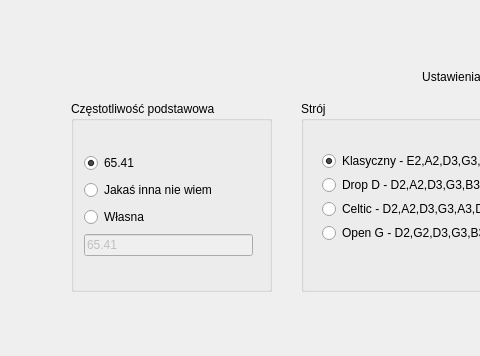
The window that mainwindow.ui (december0123/dzwiekspert) describes before a commit, drawn with Qt 5; both pictures show x 0 to 480 and y 0 to 356 of the 959 by 650 pixel window.
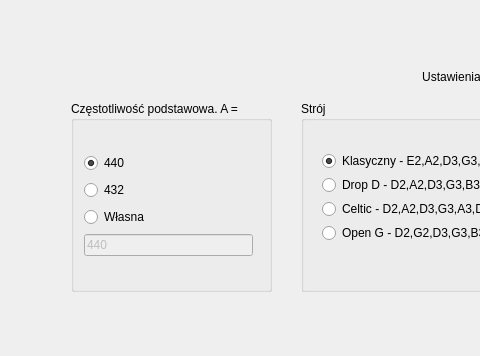
The same window after the commit. The open tabs and pages were chosen to show the change.

Commit message: Configurable tuning

The edit to the form file:
```diff
--- a/mainwindow.ui
+++ b/mainwindow.ui
@@ -150,7 +150,7 @@
          </rect>
         </property>
         <property name="title">
-         <string>Częstotliwość podstawowa</string>
+         <string>Częstotliwość podstawowa. A = </string>
         </property>
         <widget class="QWidget" name="layoutWidget">
          <property name="geometry">
@@ -165,7 +165,7 @@
           <item>
            <widget class="QRadioButton" name="basic_65">
             <property name="text">
-             <string>65.41</string>
+             <string>440</string>
             </property>
             <property name="checked">
              <bool>true</bool>
@@ -175,7 +175,7 @@
           <item>
            <widget class="QRadioButton" name="radioButton_2">
             <property name="text">
-             <string>Jakaś inna nie wiem</string>
+             <string>432</string>
             </property>
            </widget>
           </item>
@@ -192,7 +192,7 @@
              <bool>false</bool>
             </property>
             <property name="text">
-             <string>65.41</string>
+             <string>440</string>
             </property>
            </widget>
           </item>
```
Left out of the diff: 6 changed lines with no effect on the pictures. The commit also changes 1 other file.
